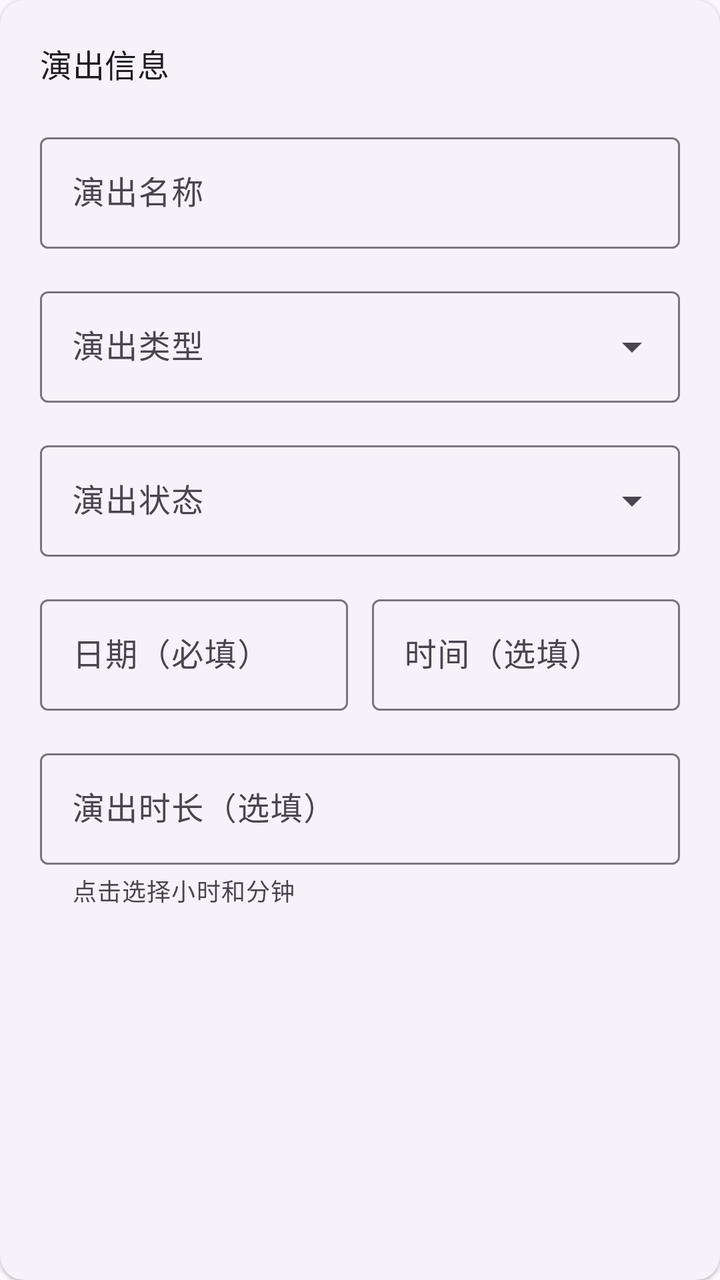
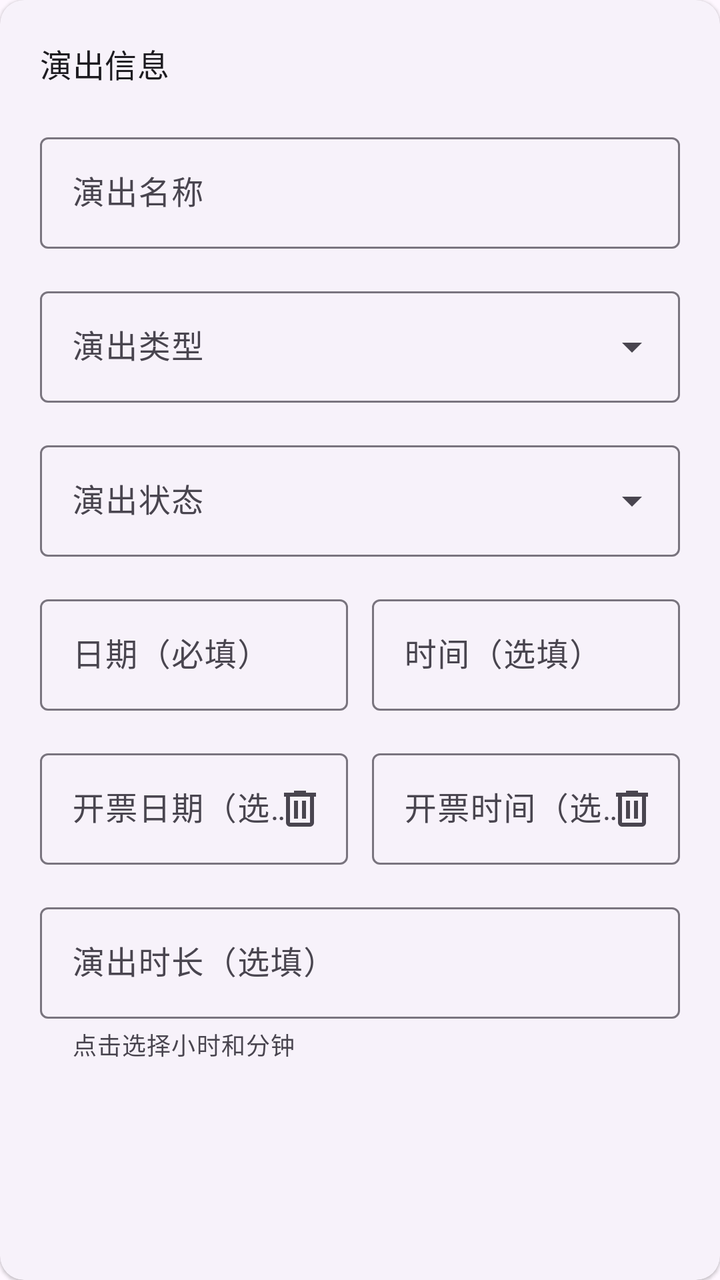

Screens rendered from an Android XML layout before and after an edit, with the pre-edit source and the edit as a unified diff.
<!-- AndroidManifest.xml: application theme Theme.RecordMyLive -->
<!-- res/layout/card_basic_info.xml -->
<?xml version="1.0" encoding="utf-8"?>
<com.google.android.material.card.MaterialCardView
    xmlns:android="http://schemas.android.com/apk/res/android"
    xmlns:app="http://schemas.android.com/apk/res-auto"
    android:id="@+id/cardBasicInfo"
    style="@style/Widget.Material3.CardView.Elevated"
    android:layout_width="match_parent"
    android:layout_height="wrap_content"
    android:layout_marginBottom="16dp">

    <LinearLayout
        android:layout_width="match_parent"
        android:layout_height="wrap_content"
        android:orientation="vertical"
        android:padding="20dp">

        <com.google.android.material.textview.MaterialTextView
            android:layout_width="wrap_content"
            android:layout_height="wrap_content"
            android:text="演出信息"
            style="@style/TextAppearance.Material3.TitleMedium"/>

        <com.google.android.material.textfield.TextInputLayout
            android:id="@+id/layoutName"
            style="@style/Widget.Material3.TextInputLayout.OutlinedBox"
            android:layout_width="match_parent"
            android:layout_height="wrap_content"
            android:layout_marginTop="20dp"
            android:hint="演出名称">

            <com.google.android.material.textfield.TextInputEditText
                android:id="@+id/edtName"
                android:layout_width="match_parent"
                android:layout_height="wrap_content"/>

        </com.google.android.material.textfield.TextInputLayout>

        <com.google.android.material.textfield.TextInputLayout
            android:id="@+id/layoutType"
            android:layout_width="match_parent"
            android:layout_height="wrap_content"
            android:layout_marginTop="16dp"
            android:hint="演出类型"
            style="@style/Widget.Material3.TextInputLayout.OutlinedBox.ExposedDropdownMenu">

            <com.google.android.material.textfield.MaterialAutoCompleteTextView
                android:id="@+id/actType"
                android:layout_width="match_parent"
                android:layout_height="wrap_content"
                android:inputType="none"/>

        </com.google.android.material.textfield.TextInputLayout>

        <com.google.android.material.textfield.TextInputLayout
            android:id="@+id/layoutStatus"
            style="@style/Widget.Material3.TextInputLayout.OutlinedBox.ExposedDropdownMenu"
            android:layout_width="match_parent"
            android:layout_height="wrap_content"
            android:layout_marginTop="16dp"
            android:hint="演出状态">

            <com.google.android.material.textfield.MaterialAutoCompleteTextView
                android:id="@+id/actStatus"
                android:layout_width="match_parent"
                android:layout_height="wrap_content"
                android:inputType="none"/>

        </com.google.android.material.textfield.TextInputLayout>

        <LinearLayout
            android:layout_width="match_parent"
            android:layout_height="wrap_content"
            android:layout_marginTop="16dp"
            android:orientation="horizontal">

            <com.google.android.material.textfield.TextInputLayout
                android:id="@+id/layoutDate"
                style="@style/Widget.Material3.TextInputLayout.OutlinedBox"
                android:layout_width="0dp"
                android:layout_height="wrap_content"
                android:layout_weight="1"
                android:hint="日期（必填）">

                <com.google.android.material.textfield.TextInputEditText
                    android:id="@+id/edtDate"
                    android:layout_width="match_parent"
                    android:layout_height="wrap_content"
                    android:focusable="false"
                    android:clickable="true"/>

            </com.google.android.material.textfield.TextInputLayout>

            <Space
                android:layout_width="12dp"
                android:layout_height="1dp"/>

            <com.google.android.material.textfield.TextInputLayout
                style="@style/Widget.Material3.TextInputLayout.OutlinedBox"
                android:layout_width="0dp"
                android:layout_height="wrap_content"
                android:layout_weight="1"
                android:hint="时间（选填）">

                <com.google.android.material.textfield.TextInputEditText
                    android:id="@+id/edtTime"
                    android:layout_width="match_parent"
                    android:layout_height="wrap_content"
                    android:focusable="false"
                    android:clickable="true"/>

            </com.google.android.material.textfield.TextInputLayout>

        </LinearLayout>

        <com.google.android.material.textfield.TextInputLayout
            android:id="@+id/layoutDuration"
            style="@style/Widget.Material3.TextInputLayout.OutlinedBox"
            android:layout_width="match_parent"
            android:layout_height="wrap_content"
            android:layout_marginTop="16dp"
            android:hint="演出时长（选填）"
            app:helperText="点击选择小时和分钟">

            <com.google.android.material.textfield.TextInputEditText
                android:id="@+id/edtDuration"
                android:layout_width="match_parent"
                android:layout_height="wrap_content"
                android:clickable="true"
                android:cursorVisible="false"
                android:focusable="false"/>

        </com.google.android.material.textfield.TextInputLayout>

    </LinearLayout>

</com.google.android.material.card.MaterialCardView>
<!-- resources referenced by this layout -->
<resources>
  <style name="Theme.RecordMyLive" parent="Base.Theme.RecordMyLive" />
  <style name="Base.Theme.RecordMyLive" parent="Theme.Material3.DayNight.NoActionBar">
          
          
      </style>
</resources>

<!-- the commit's change to res/layout/card_basic_info.xml (unified diff, before → after) -->
@@ -112,6 +112,55 @@
 
         </LinearLayout>
 
+        <LinearLayout
+            android:layout_width="match_parent"
+            android:layout_height="wrap_content"
+            android:layout_marginTop="16dp"
+            android:orientation="horizontal">
+
+            <com.google.android.material.textfield.TextInputLayout
+                android:id="@+id/layoutTicketSaleDate"
+                style="@style/Widget.Material3.TextInputLayout.OutlinedBox"
+                android:layout_width="0dp"
+                android:layout_height="wrap_content"
+                android:layout_weight="1"
+                android:hint="开票日期（选填）"
+                app:endIconMode="custom"
+                app:endIconDrawable="@drawable/baseline_delete_24px"
+                app:endIconContentDescription="清除开票日期">
+
+                <com.google.android.material.textfield.TextInputEditText
+                    android:id="@+id/edtTicketSaleDate"
+                    android:layout_width="match_parent"
+                    android:layout_height="wrap_content"
+                    android:clickable="true"
+                    android:focusable="false" />
+            </com.google.android.material.textfield.TextInputLayout>
+
+            <Space
+                android:layout_width="12dp"
+                android:layout_height="1dp" />
+
+            <com.google.android.material.textfield.TextInputLayout
+                android:id="@+id/layoutTicketSaleTime"
+                style="@style/Widget.Material3.TextInputLayout.OutlinedBox"
+                android:layout_width="0dp"
+                android:layout_height="wrap_content"
+                android:layout_weight="1"
+                android:hint="开票时间（选填）"
+                app:endIconMode="custom"
+                app:endIconDrawable="@drawable/baseline_delete_24px"
+                app:endIconContentDescription="清除开票时间">
+
+                <com.google.android.material.textfield.TextInputEditText
+                    android:id="@+id/edtTicketSaleTime"
+                    android:layout_width="match_parent"
+                    android:layout_height="wrap_content"
+                    android:clickable="true"
+                    android:focusable="false" />
+            </com.google.android.material.textfield.TextInputLayout>
+        </LinearLayout>
+
         <com.google.android.material.textfield.TextInputLayout
             android:id="@+id/layoutDuration"
             style="@style/Widget.Material3.TextInputLayout.OutlinedBox"
<!-- resource entries referenced after the edit -->
@@ -1,5 +1,16 @@
 <!-- resources referenced by this layout -->
 <resources>
+  <!-- drawable baseline_delete_24px (drawable) -->
+  <vector xmlns:android="http://schemas.android.com/apk/res/android"
+      android:width="24dp"
+      android:height="24dp"
+      android:viewportWidth="960"
+      android:viewportHeight="960"
+      android:tint="?attr/colorControlNormal">
+    <path
+        android:fillColor="@android:color/white"
+        android:pathData="M280,840Q247,840 223.5,816.5Q200,793 200,760L200,240L160,240L160,160L360,160L360,120L600,120L600,160L800,160L800,240L760,240L760,760Q760,793 736.5,816.5Q713,840 680,840L280,840ZM680,240L280,240L280,760Q280,760 280,760Q280,760 280,760L680,760Q680,760 680,760Q680,760 680,760L680,240ZM360,680L440,680L440,320L360,320L360,680ZM520,680L600,680L600,320L520,320L520,680ZM280,240L280,240L280,760Q280,760 280,760Q280,760 280,760L280,760Q280,760 280,760Q280,760 280,760L280,240Z"/>
+  </vector>
   <style name="Theme.RecordMyLive" parent="Base.Theme.RecordMyLive" />
   <style name="Base.Theme.RecordMyLive" parent="Theme.Material3.DayNight.NoActionBar">
           
